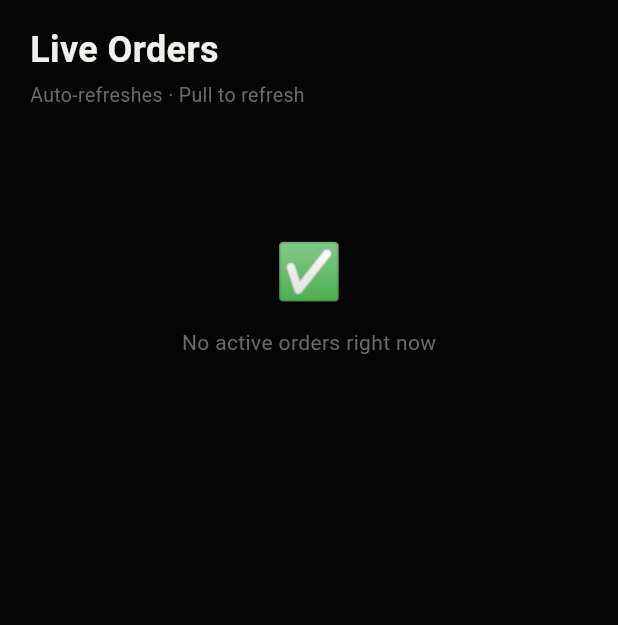
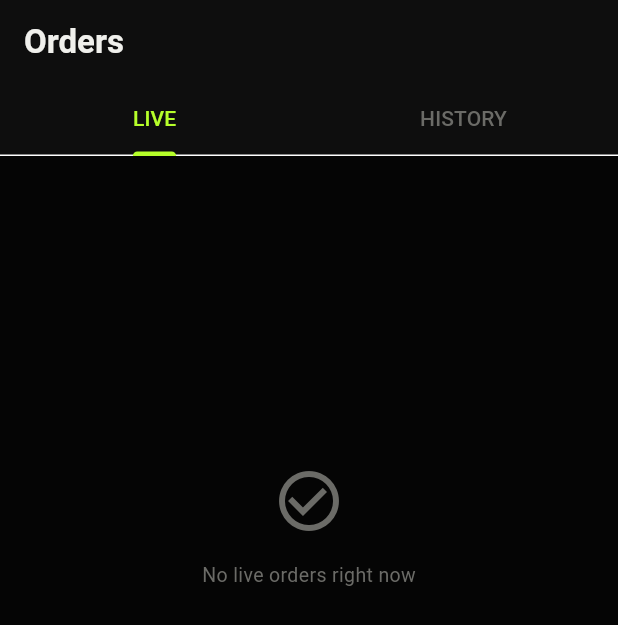
Before and after one commit to go-dine/GoDineProd, a Flutter app: the OrdersScreen screen opened directly with empty values, on a phone screen of 412 x 824 dp. Shown: the top 625 px of the screen. Run offline on Flutter 3.47's test engine with Material 3 defaults, Android fonts, the phone set to English and light mode, and no system bars; our stand-ins replace flutter_local_notifications, flutter_secure_storage, qr_flutter, share_plus, supabase_flutter; accounts and stored records are empty; statements that could not run were skipped.

Commit message:
fix: flutter app real-time notifications, auto-refresh and history tab

```diff
--- a/godine-owner-app/lib/screens/orders_screen.dart
+++ b/godine-owner-app/lib/screens/orders_screen.dart
@@ -3,6 +3,7 @@
 import '../models/restaurant.dart';
 import '../models/order.dart';
 import '../services/supabase_service.dart';
+import '../services/notification_service.dart';
 import '../widgets/order_card.dart';
 import 'package:supabase_flutter/supabase_flutter.dart';
 
@@ -15,39 +16,60 @@
   State<OrdersScreen> createState() => _OrdersScreenState();
 }
 
-class _OrdersScreenState extends State<OrdersScreen> {
-  List<Order> _orders = [];
+class _OrdersScreenState extends State<OrdersScreen> with SingleTickerProviderStateMixin {
+  List<Order> _liveOrders = [];
+  List<Order> _historyOrders = [];
   bool _loading = true;
   RealtimeChannel? _channel;
+  late TabController _tabController;
 
   @override
   void initState() {
     super.initState();
+    _tabController = TabController(length: 2, vsync: this);
     _load();
     _channel = SupabaseService.subscribeToOrders(
       'owner-orders-screen-${widget.restaurant.id}',
       widget.restaurant.id,
       (payload) {
+        if (!mounted) return;
         _load();
+
+        // Trigger notification on new order
+        if (payload.eventType == PostgresChangeEvent.insert) {
+          final newOrder = Order.fromJson(payload.newRecord);
+          NotificationService.showNewOrderNotification(newOrder);
+        }
       },
     );
   }
 
   @override
   void dispose() {
+    _tabController.dispose();
     if (_channel != null) SupabaseService.unsubscribe(_channel!);
     super.dispose();
   }
 
   Future<void> _load() async {
     try {
-      final orders = await SupabaseService.fetchTodayActiveOrders(widget.restaurant.id);
+      final orders = await SupabaseService.fetchTodayAllOrders(widget.restaurant.id);
       if (!mounted) return;
+
       setState(() {
-        _orders = orders;
+        // Split orders into live (unbilled & active) and history (cancelled or billed)
+        _liveOrders = orders.where((o) =>
+          !o.billSent && o.status != 'cancelled'
+        ).toList();
+
+        _historyOrders = orders.where((o) =>
+          o.billSent || o.status == 'cancelled'
+        ).toList();
+
         _loading = false;
       });
-      widget.onPendingCount?.call(orders.where((o) => o.status == 'pending').length);
+
+      widget.onPendingCount?.call(_liveOrders.where((o) => o.status == 'pending').length);
     } catch (_) {
       if (mounted) setState(() => _loading = false);
     }
@@ -288,56 +310,79 @@
 
   @override
   Widget build(BuildContext context) {
+    return DefaultTabController(
+      length: 2,
+      child: Scaffold(
+        backgroundColor: AppColors.background,
+        appBar: AppBar(
+          backgroundColor: AppColors.surface1,
+          title: const Text('Orders', style: TextStyle(fontWeight: FontWeight.w700)),
+          bottom: TabBar(
+            controller: _tabController,
+            indicatorColor: AppColors.lime,
+            labelColor: AppColors.lime,
+            unselectedLabelColor: AppColors.muted,
+            tabs: const [
+              Tab(text: 'LIVE'),
+              Tab(text: 'HISTORY'),
+            ],
+          ),
+        ),
+        body: _loading
+            ? const Center(child: CircularProgressIndicator(color: AppColors.lime))
+            : TabBarView(
+                controller: _tabController,
+                children: [
+                  _buildGroupedOrderList(_liveOrders, emptyMsg: 'No live orders right now'),
+                  _buildGroupedOrderList(_historyOrders, emptyMsg: 'No history for today yet'),
+                ],
+              ),
+      ),
+    );
+  }
+
+  Widget _buildGroupedOrderList(List<Order> orders, {required String emptyMsg}) {
     final Map<String, List<Order>> tableGroups = {};
-    for (final o in _orders) {
+    for (final o in orders) {
       tableGroups.putIfAbsent(o.tableNumber, () => []).add(o);
     }
 
     final tables = tableGroups.keys.toList()..sort();
 
+    if (orders.isEmpty) {
+      return RefreshIndicator(
+        onRefresh: _load,
+        color: AppColors.lime,
+        child: SingleChildScrollView(
+          physics: const AlwaysScrollableScrollPhysics(),
+          child: Container(
+            height: MediaQuery.of(context).size.height * 0.6,
+            alignment: Alignment.center,
+            child: Column(
+              mainAxisAlignment: MainAxisAlignment.center,
+              children: [
+                const Icon(Icons.check_circle_outline, size: 48, color: AppColors.muted),
+                const SizedBox(height: 16),
+                Text(emptyMsg, style: const TextStyle(color: AppColors.muted)),
+              ],
+            ),
+          ),
+        ),
+      );
+    }
+
     return RefreshIndicator(
       color: AppColors.lime,
       backgroundColor: AppColors.surface1,
       onRefresh: _load,
-      child: ListView(
+      child: ListView.builder(
         padding: const EdgeInsets.fromLTRB(20, 16, 20, 40),
-        children: [
-          const Text('Live Orders', style: TextStyle(fontSize: 24, fontWeight: FontWeight.w700, color: AppColors.white)),
-          const SizedBox(height: 4),
-          const Text('Auto-refreshes · Pull to refresh', style: TextStyle(fontSize: 13, color: AppColors.muted)),
-          const SizedBox(height: 22),
-
-          if (_loading)
-            const Center(
-              child: Padding(
-                padding: EdgeInsets.symmetric(vertical: 60),
-                child: Column(
-                  children: [
-                    Text('⏳', style: TextStyle(fontSize: 36)),
-                    SizedBox(height: 12),
-                    Text('Loading orders...', style: TextStyle(fontSize: 14, color: AppColors.muted)),
-                  ],
-                ),
-              ),
-            )
-          else if (_orders.isEmpty)
-            const Center(
-              child: Padding(
-                padding: EdgeInsets.symmetric(vertical: 60),
-                child: Column(
-                  children: [
-                    Text('✅', style: TextStyle(fontSize: 36)),
-                    SizedBox(height: 12),
-                    Text('No active orders right now', style: TextStyle(fontSize: 14, color: AppColors.muted)),
-                  ],
-                ),
-              ),
-            )
-          else
-            ...tables.map((table) {
+        itemCount: tables.length,
+        itemBuilder: (ctx, idx) {
+          final table = tables[idx];
           final groupOrders = tableGroups[table]!;
           final groupTotal = groupOrders.fold<double>(0, (sum, o) => sum + o.total);
-              final hasCompletedOrReady = groupOrders.any((o) => o.status == 'completed' || o.status == 'ready' || o.status == 'preparing');
+          final hasActiveAction = groupOrders.any((o) => !o.billSent && o.status != 'cancelled');
           final orderIds = groupOrders.map((o) => o.id).toList();
 
           return Container(
@@ -365,6 +410,7 @@
                       onComplete: _handleComplete,
                       onCancel: _handleCancel,
                     )),
+                if (hasActiveAction)
                   Padding(
                     padding: const EdgeInsets.only(top: 8),
                     child: Row(
@@ -380,7 +426,6 @@
                             child: Text('👁️ View Bill (₹${groupTotal.toStringAsFixed(0)})', style: const TextStyle(fontWeight: FontWeight.w700, fontSize: 13, color: AppColors.muted)),
                           ),
                         ),
-                          if (hasCompletedOrReady) ...[
                         const SizedBox(width: 8),
                         Expanded(
                           child: ElevatedButton(
@@ -395,15 +440,14 @@
                           ),
                         ),
                       ],
-                        ],
                     ),
                   ),
               ],
             ),
           );
-            }),
-        ],
+        },
       ),
     );
   }
 }
+}
```
Also changed, not shown: godine-owner-app/lib/widgets/order_card.dart (+9 -7 lines), mcp_config.json (added, +35 -0 lines), 6 other files. Lines whose indentation alone changed are shown as unchanged.
